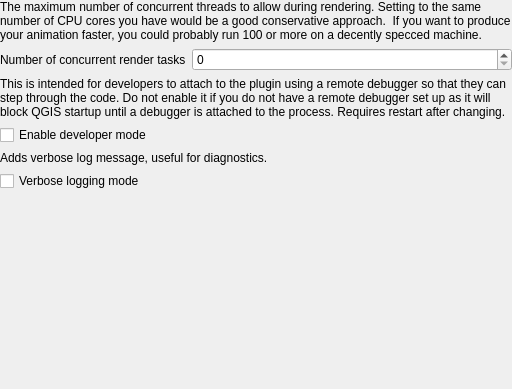
Above: animation_workbench/ui/workbench_settings_base.ui from timlinux/QGISAnimationWorkbench before the change. Below: the same form after it.
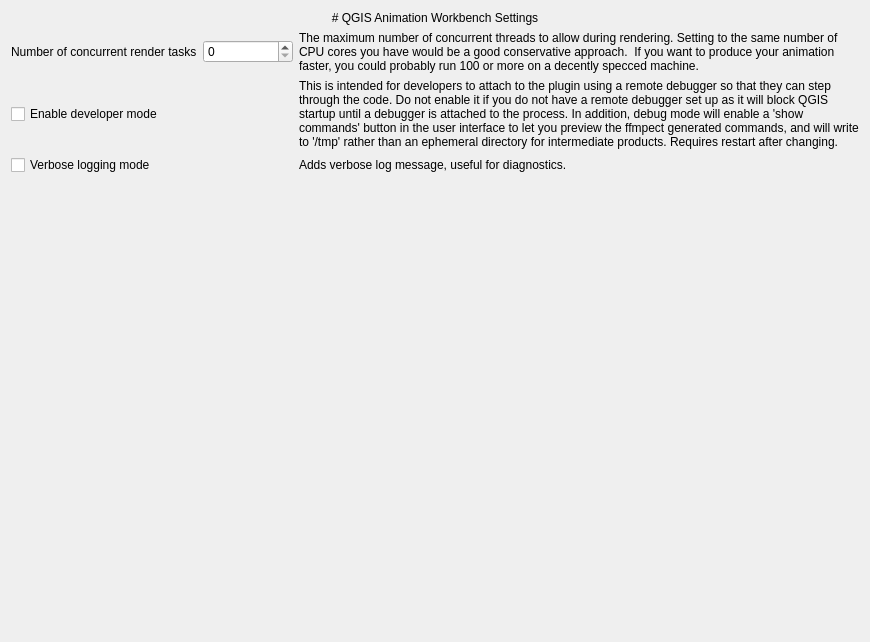
That is the form after the change.

Commit message: ✨ 🐛 💄 OK 4k output with sound now working.

What changed in the file:
```diff
--- a/animation_workbench/ui/workbench_settings_base.ui
+++ b/animation_workbench/ui/workbench_settings_base.ui
@@ -6,30 +6,95 @@
    <rect>
     <x>0</x>
     <y>0</y>
-    <width>512</width>
-    <height>389</height>
+    <width>870</width>
+    <height>642</height>
    </rect>
   </property>
   <property name="windowTitle">
    <string>QGIS Animation Workbench Settings</string>
   </property>
   <layout class="QGridLayout" name="gridLayout">
-   <property name="leftMargin">
-    <number>0</number>
-   </property>
-   <property name="topMargin">
-    <number>0</number>
-   </property>
-   <property name="rightMargin">
-    <number>0</number>
-   </property>
-   <property name="bottomMargin">
-    <number>0</number>
-   </property>
-   <item row="1" column="1" colspan="2">
-    <widget class="QSpinBox" name="spin_thread_pool_size"/>
+   <item row="0" column="0" colspan="2">
+    <widget class="QLabel" name="label">
+     <property name="text">
+      <string># QGIS Animation Workbench Settings</string>
+     </property>
+     <property name="textFormat">
+      <enum>Qt::MarkdownText</enum>
+     </property>
+     <property name="alignment">
+      <set>Qt::AlignCenter</set>
+     </property>
+    </widget>
    </item>
-   <item row="6" column="1">
+   <item row="1" column="0">
+    <layout class="QHBoxLayout" name="horizontalLayout">
+     <item>
+      <widget class="QLabel" name="label_thread_pool_size">
+       <property name="text">
+        <string>Number of concurrent render tasks</string>
+       </property>
+      </widget>
+     </item>
+     <item>
+      <widget class="QSpinBox" name="spin_thread_pool_size"/>
+     </item>
+    </layout>
+   </item>
+   <item row="1" column="1">
+    <widget class="QLabel" name="thread_pool_description">
+     <property name="text">
+      <string>The maximum number of concurrent threads to allow during rendering. Setting to the same number of CPU cores you have would be a good conservative approach.  If you want to produce your animation faster, you could probably run 100 or more on a decently specced machine.</string>
+     </property>
+     <property name="wordWrap">
+      <bool>true</bool>
+     </property>
+     <property name="margin">
+      <number>5</number>
+     </property>
+    </widget>
+   </item>
+   <item row="2" column="0">
+    <widget class="QCheckBox" name="debug_mode_checkbox">
+     <property name="text">
+      <string>Enable developer mode</string>
+     </property>
+    </widget>
+   </item>
+   <item row="2" column="1">
+    <widget class="QLabel" name="debug_mode_description">
+     <property name="text">
+      <string>This is intended for developers to attach to the plugin using a remote debugger so that they can step through the code. Do not enable it if you do not have a remote debugger set up as it will block QGIS startup until a debugger is attached to the process. In addition, debug mode will enable a 'show commands' button in the user interface to let you preview the ffmpect generated commands, and will write to '/tmp' rather than an ephemeral directory for intermediate products. Requires restart after changing.</string>
+     </property>
+     <property name="wordWrap">
+      <bool>true</bool>
+     </property>
+     <property name="margin">
+      <number>5</number>
+     </property>
+    </widget>
+   </item>
+   <item row="3" column="0">
+    <widget class="QCheckBox" name="verbose_mode_checkbox">
+     <property name="text">
+      <string>Verbose logging mode</string>
+     </property>
+    </widget>
+   </item>
+   <item row="3" column="1">
+    <widget class="QLabel" name="verbose_mode_description">
+     <property name="text">
+      <string>Adds verbose log message, useful for diagnostics.</string>
+     </property>
+     <property name="wordWrap">
+      <bool>true</bool>
+     </property>
+     <property name="margin">
+      <number>5</number>
+     </property>
+    </widget>
+   </item>
+   <item row="4" column="1">
     <spacer name="verticalSpacer">
      <property name="orientation">
       <enum>Qt::Vertical</enum>
@@ -42,57 +107,6 @@
      </property>
     </spacer>
    </item>
-   <item row="2" column="0" colspan="3">
-    <widget class="QLabel" name="debug_mode_description">
-     <property name="text">
-      <string>This is intended for developers to attach to the plugin using a remote debugger so that they can step through the code. Do not enable it if you do not have a remote debugger set up as it will block QGIS startup until a debugger is attached to the process. Requires restart after changing.</string>
-     </property>
-     <property name="wordWrap">
-      <bool>true</bool>
-     </property>
-    </widget>
-   </item>
-   <item row="5" column="0">
-    <widget class="QCheckBox" name="verbose_mode_checkbox">
-     <property name="text">
-      <string>Verbose logging mode</string>
-     </property>
-    </widget>
-   </item>
-   <item row="3" column="0">
-    <widget class="QCheckBox" name="debug_mode_checkbox">
-     <property name="text">
-      <string>Enable developer mode</string>
-     </property>
-    </widget>
-   </item>
-   <item row="4" column="0" colspan="3">
-    <widget class="QLabel" name="verbose_mode_description">
-     <property name="text">
-      <string>Adds verbose log message, useful for diagnostics.</string>
-     </property>
-     <property name="wordWrap">
-      <bool>true</bool>
-     </property>
-    </widget>
-   </item>
-   <item row="0" column="0" colspan="3">
-    <widget class="QLabel" name="thread_pool_description">
-     <property name="text">
-      <string>The maximum number of concurrent threads to allow during rendering. Setting to the same number of CPU cores you have would be a good conservative approach.  If you want to produce your animation faster, you could probably run 100 or more on a decently specced machine.</string>
-     </property>
-     <property name="wordWrap">
-      <bool>true</bool>
-     </property>
-    </widget>
-   </item>
-   <item row="1" column="0">
-    <widget class="QLabel" name="label_thread_pool_size">
-     <property name="text">
-      <string>Number of concurrent render tasks</string>
-     </property>
-    </widget>
-   </item>
   </layout>
  </widget>
  <resources/>
```
The commit also changes 2 other files.
